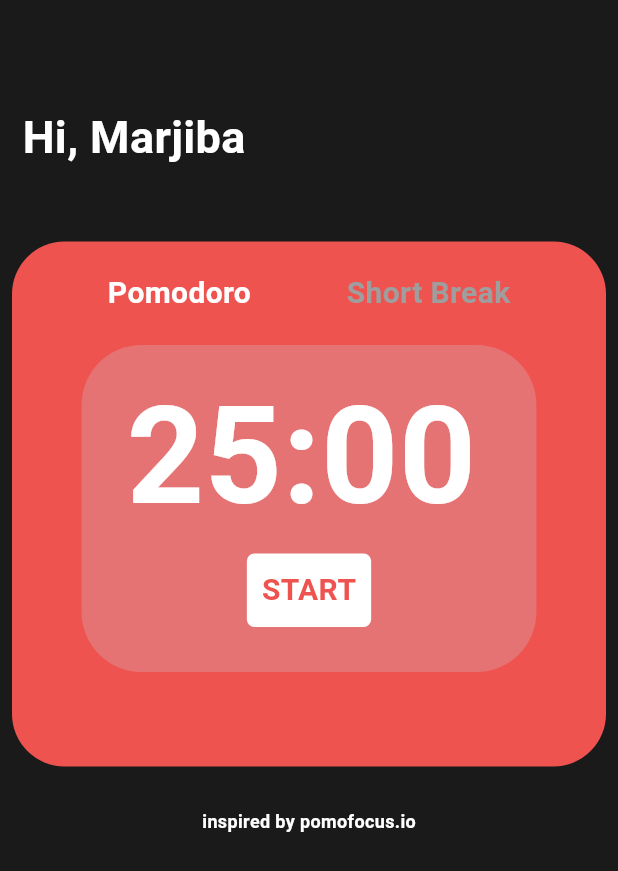
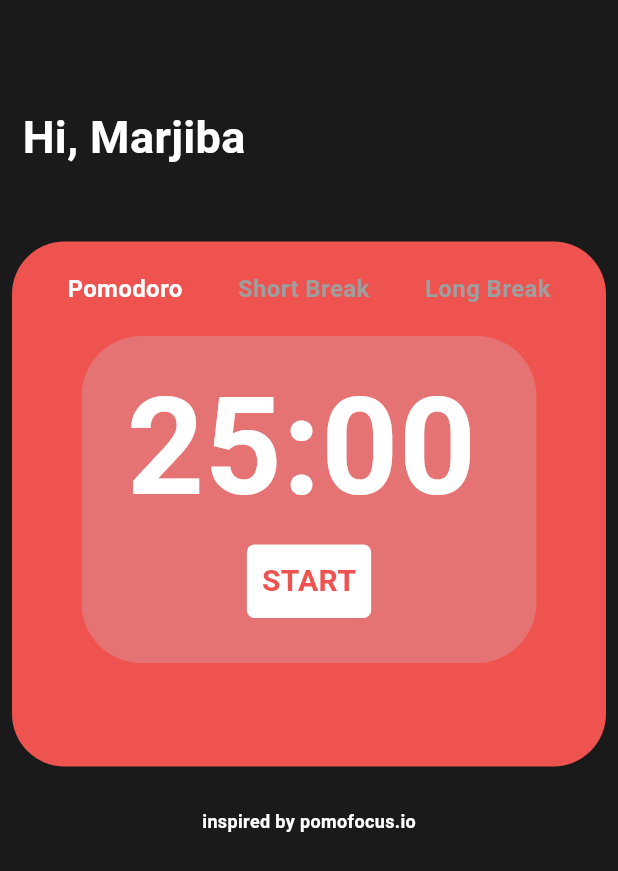
Before and after one commit to thenose-samuel/pomodoro-timer, a Flutter app: the screen it shows after launch, after a tap on "Pomodoro", on a phone screen of 412 x 824 dp. Shown: the top 871 px of the screen. Run offline on Flutter 3.47's test engine with Material 2 defaults, Android fonts, the phone set to English and light mode, and no system bars.

Commit message:
added long break

```diff
--- a/lib/colors.dart
+++ b/lib/colors.dart
@@ -4,9 +4,12 @@ class AppColors {
   static const Color backgroundDim = Color(0xFF1a1a1a);
   static const Color backgroundRed = Color(0xFFEF5350);
   static const Color backgroundBlue = Color(0xFF38858a);
+  static const Color backgroundDarkBlue = Color(0xFF397097);
   static const Color containerRed = Color(0xFFE57373);
   static const Color containerBlue = Color(0xFF4c9196);
+  static const Color containerDarkBlue = Color(0xFF4d7fa2);
   static const Color textDim = Color(0xFFaaaaaa);
   static const Color startPomodoro = backgroundRed;
   static const Color startShortBreak = backgroundBlue;
+  static const Color startLongBreak = backgroundDarkBlue;
 }
--- a/lib/main.dart
+++ b/lib/main.dart
@@ -75,13 +75,6 @@ class TopBar extends StatelessWidget {
           style: TextStyle(
               color: Colors.white, fontWeight: FontWeight.bold, fontSize: 30),
         ),
-        // Text(
-        //   '25.02.2023',
-        //   style: TextStyle(
-        //       color: Color(0xFF858584),
-        //       fontSize: 15,
-        //       fontWeight: FontWeight.bold),
-        // )
       ],
     );
   }
@@ -121,7 +114,7 @@ class Body extends StatelessWidget {
                           color: page.page == CurrentPage.pomodoro
                               ? Colors.white
                               : Colors.grey,
-                          fontSize: 20)),
+                          fontSize: 16)),
                 ),
               ),
               Consumer<TimerState>(
@@ -137,16 +130,24 @@ class Body extends StatelessWidget {
                             color: page.page == CurrentPage.shortBreak
                                 ? Colors.white
                                 : Colors.grey,
-                            fontSize: 20))),
+                            fontSize: 16))),
               ),
-              // GestureDetector(
-              //   onTap: () => {page.changeTheme(CurrentPage.shortBreak)},
-              //   child: const Text('Long Break',
-              //       style: TextStyle(
-              //           fontWeight: FontWeight.bold,
-              //           color: Colors.grey,
-              //           fontSize: 20)),
-              // ),
+              Consumer<TimerState>(builder: (context, timer, _) {
+                return GestureDetector(
+                  onTap: () {
+                    timer.pause(pause: true);
+                    page.changeTheme(CurrentPage.longBreak);
+                    timer.setInitialTime(const Duration(minutes: 15));
+                  },
+                  child: Text('Long Break',
+                      style: TextStyle(
+                          fontWeight: FontWeight.bold,
+                          color: page.page == CurrentPage.longBreak
+                              ? Colors.white
+                              : Colors.grey,
+                          fontSize: 16)),
+                );
+              }),
             ]),
             const SizedBox(
               height: 20,
@@ -221,16 +222,17 @@ class _CountdownTimerState extends State<CountdownTimer> {
                   timer.pause(pause: true);
                 }
                 // page.changeTheme(CurrentPage.timerRunning);
-                if (page.page == CurrentPage.shortBreak ||
-                    page.page == CurrentPage.pomodoro) {
+                if (page.page == CurrentPage.timerRunning) {
+                  if (page.prevPage == CurrentPage.pomodoro) {
+                    page.changeTheme(CurrentPage.pomodoro);
+                  } else if (page.page == CurrentPage.shortBreak) {
+                    page.changeTheme(CurrentPage.shortBreak);
+                  } else {
+                    page.changeTheme(CurrentPage.longBreak);
+                  }
+                } else {
                   page.changeTheme(CurrentPage.timerRunning);
                   return;
-                } else {
-                  if (page.prevPage == CurrentPage.pomodoro) {
-                    page.changeTheme(CurrentPage.pomodoro);
-                  } else {
-                    page.changeTheme(CurrentPage.shortBreak);
-                  }
                 }
               },
               child: Container(
--- a/lib/state.dart
+++ b/lib/state.dart
@@ -3,20 +3,23 @@ import 'dart:async';
 import 'package:pomodoro/colors.dart';
 import 'package:flutter/material.dart';
 
-enum CurrentPage { pomodoro, shortBreak, timerRunning }
+enum CurrentPage { pomodoro, shortBreak, timerRunning, longBreak }
 
 class AppState extends ChangeNotifier {
   late CurrentPage page;
   late CurrentPage prevPage;
+
   late Color backgroundColor;
   late Color containerColor;
   late Color startTextColor;
+
   AppState({required this.page}) {
     changeTheme(page);
   }
 
   void changeTheme(CurrentPage page) {
     prevPage = this.page;
+
     if (page == CurrentPage.pomodoro) {
       backgroundColor = AppColors.backgroundRed;
       containerColor = AppColors.containerRed;
@@ -25,6 +28,7 @@ class AppState extends ChangeNotifier {
       notifyListeners();
       return;
     }
+
     if (page == CurrentPage.shortBreak) {
       backgroundColor = AppColors.backgroundBlue;
       containerColor = AppColors.containerBlue;
@@ -33,6 +37,16 @@ class AppState extends ChangeNotifier {
       notifyListeners();
       return;
     }
+
+    if (page == CurrentPage.longBreak) {
+      backgroundColor = AppColors.backgroundDarkBlue;
+      containerColor = AppColors.containerDarkBlue;
+      startTextColor = Colors.black38;
+      this.page = page;
+      notifyListeners();
+      return;
+    }
+
     if (page == CurrentPage.timerRunning) {
       backgroundColor = AppColors.backgroundDim;
       containerColor = Colors.transparent;
@@ -66,7 +80,7 @@ class TimerState extends ChangeNotifier {
   }
 
   void pause({required bool pause}) {
-    countDownTimer!.cancel();
+    if (countDownTimer != null) countDownTimer!.cancel();
     timerRunning = false;
     notifyListeners();
   }
```
